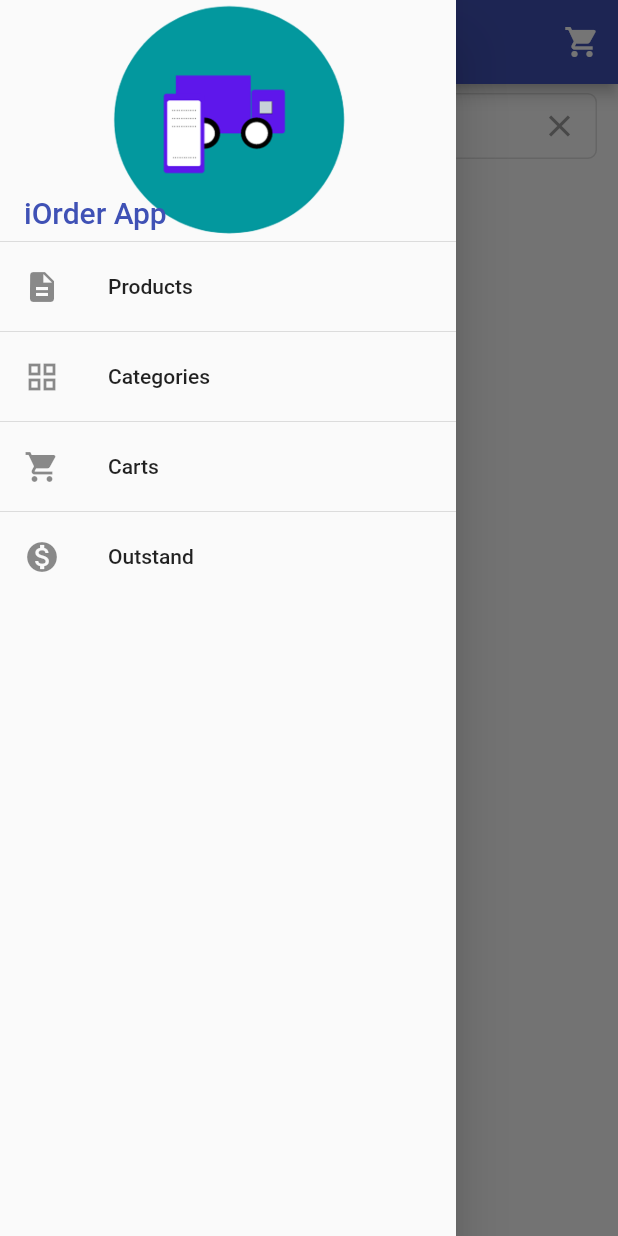
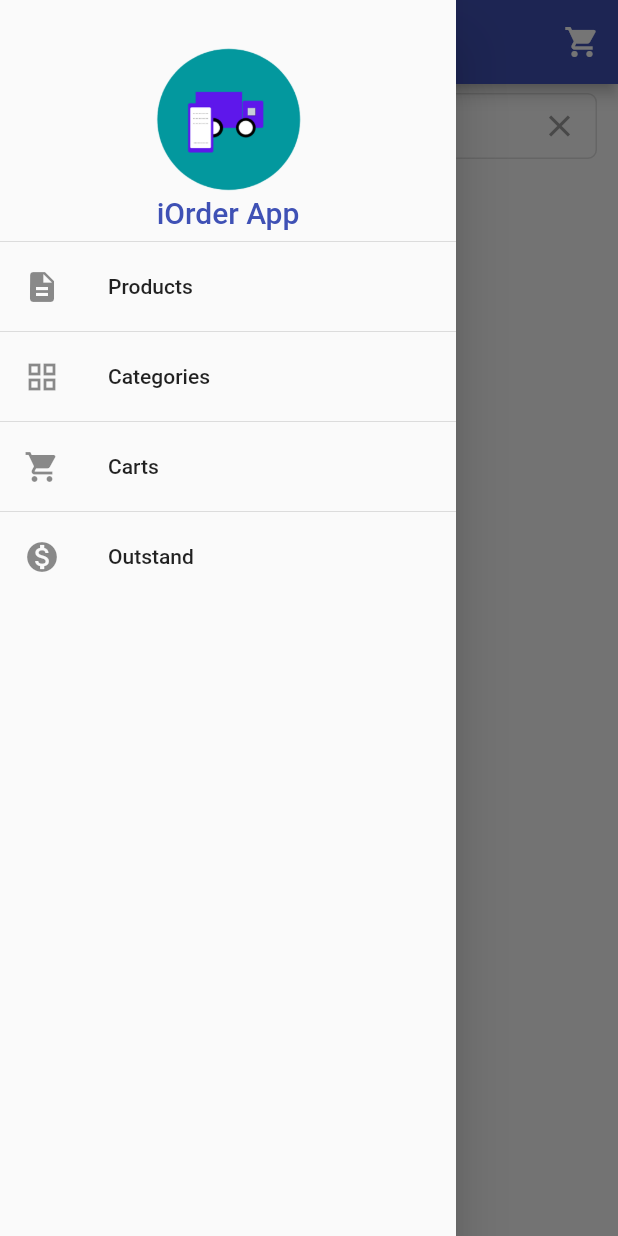
Before and after one commit to KaungKyawMoe/Galaxy_Supply_Chain, a Flutter app: the HomePage screen opened directly, with the side drawer open, on a phone screen of 412 x 824 dp. Run offline on Flutter 3.47's test engine with Material 2 defaults, Android fonts, the phone set to English and light mode, and no system bars; drawn by our look-alikes of badges; our stand-ins replace dio, get_it, retrofit; accounts and stored records are empty; generated files the repository leaves out were written again; network calls fail.

Commit message:
App Icon And Other UI

```diff
--- a/lib/Views/Products/product_details.dart
+++ b/lib/Views/Products/product_details.dart
@@ -76,128 +76,9 @@ class _ProductDetailsState extends State<ProductDetails> {
 
   @override
   Widget build(BuildContext context) {
-    // return Column(
-    //   children: [
-    //     Padding(
-    //       padding: EdgeInsets.all(3),
-    //       child: Container(
-    //         // color: Colors.black12,
-    //         width: 200,
-    //         height: 150,
-    //         child: Image.asset(usrCode.imageurl ?? 'assets/images/jewel.jpg'),
-    //       ),
-    //     ),
-    //     Expanded(
-    //       child: Column(
-    //         crossAxisAlignment: CrossAxisAlignment.center,
-    //         children: [
-    //           Padding(
-    //             padding: EdgeInsets.symmetric(vertical: 2),
-    //             child: Text(
-    //               usrCode.description.toString(),
-    //               textAlign: TextAlign.center,
-    //               style: TextStyle(
-    //                 fontSize: 20,
-    //                 color: Colors.black,
-    //                 fontWeight: FontWeight.bold,
-    //               ),
-    //             ),
-    //           ),
-    //           Padding(
-    //             padding: EdgeInsets.symmetric(vertical: 2),
-    //             child: Text(
-    //               '$price MMK',
-    //               textAlign: TextAlign.center,
-    //               style: TextStyle(
-    //                   fontSize: 17,
-    //                   fontWeight: FontWeight.bold,
-    //                   color: Colors.black87),
-    //             ),
-    //           ),
-    //
-    //           unitList.length == 0 ? SizedBox.shrink() :
-    //           Row(
-    //             crossAxisAlignment: CrossAxisAlignment.center,
-    //             children: unitList.map((x){
-    //               return Expanded(
-    //                 child: RadioListTile<UnitDto>(
-    //                   contentPadding: const EdgeInsets.symmetric(horizontal: 5),
-    //                     title: Text(x.shortdesc.toString()),
-    //                     value: x,
-    //                     groupValue: selectedUnitDto,
-    //                     onChanged: (value) {
-    //                       setState(() {
-    //                         selectedUnitDto = value as UnitDto;
-    //                       });
-    //                     }),
-    //               );
-    //             }).toList(),
-    //           ),
-    //
-    //
-    //           Padding(
-    //             padding: EdgeInsets.symmetric(vertical: 3.0),
-    //             child: Row(
-    //               mainAxisAlignment: MainAxisAlignment.center,
-    //               children: [
-    //
-    //                 //Remove Button
-    //                 //Add Button
-    //                 CustomSmButton(Icon(Icons.remove), remove),
-    //
-    //                 Padding(
-    //                   padding: EdgeInsets.symmetric(horizontal: 10.0),
-    //                   child: Text(
-    //                     '$qty',
-    //                     style: TextStyle(
-    //                       fontSize: 20,
-    //                       fontWeight: FontWeight.bold,
-    //                     ),
-    //                   ),
-    //                 ),
-    //
-    //                 //Add Button
-    //                 CustomSmButton(Icon(Icons.add), add),
-    //               ],
-    //             ),
-    //           ),
-    //
-    //         ],
-    //       ),
-    //     ),
-    //     Padding(
-    //       padding: EdgeInsets.all(4),
-    //       child: Row(
-    //         mainAxisAlignment: MainAxisAlignment.center,
-    //         children: [
-    //           ConstrainedBox(
-    //             constraints:
-    //             BoxConstraints.tightFor(width: 180, height: 42),
-    //             child: ElevatedButton(
-    //               child: const Text(
-    //                 'Add to Cart',
-    //                 style: TextStyle(
-    //                     fontSize: 16,
-    //                     color: Colors.white,
-    //                     fontWeight: FontWeight.bold),
-    //               ),
-    //               style: ElevatedButton.styleFrom(
-    //                   primary: Theme.of(context).primaryColor),
-    //               onPressed: () {
-    //                 ShoppingCartItem item = ShoppingCartItem(usrcode: usrCode);
-    //                 item.qty = qty;
-    //                 item.unitType = selectedUnitDto.unittype;
-    //
-    //                 Provider.of<ShoppingCartProvider>(context,listen:false).AddToCart(item);
-    //               },
-    //             ),
-    //           ),
-    //         ],
-    //       ),
-    //     )
-    //   ],
-    // );
-    return Card(
+
+    return SingleChildScrollView(
+      child: Card(
         child: Column(
           children: [
             Column(
@@ -384,6 +265,7 @@ class _ProductDetailsState extends State<ProductDetails> {
             ),
           ],
         ),
+      ),
     );
   }
 }
--- a/lib/Views/homepage.dart
+++ b/lib/Views/homepage.dart
@@ -69,16 +69,17 @@ class _HomePageState extends State<HomePage> {
           padding: EdgeInsets.zero,
           children: [
             DrawerHeader(
-              decoration: BoxDecoration(
-                image: DecorationImage(
-                  fit: BoxFit.contain,
-                    image: AssetImage('assets/images/icon.png',)),
-                color: Colors.transparent,
-              ),
+              // decoration: BoxDecoration(
+              //   image: DecorationImage(
+              //       image: AssetImage('assets/images/icon.png')),
+              //   color: Colors.transparent,
+              // ),
               child: Column(
                 mainAxisAlignment: MainAxisAlignment.end,
-                crossAxisAlignment: CrossAxisAlignment.start,
+                crossAxisAlignment: CrossAxisAlignment.center,
                 children: [
+                  Image.asset('assets/images/icon.png',
+                  width: 100,height:100,),
                   Text('iOrder App',
                   style: TextStyle(
                     fontSize: 20,
```
Lines whose indentation alone changed are shown as unchanged.
